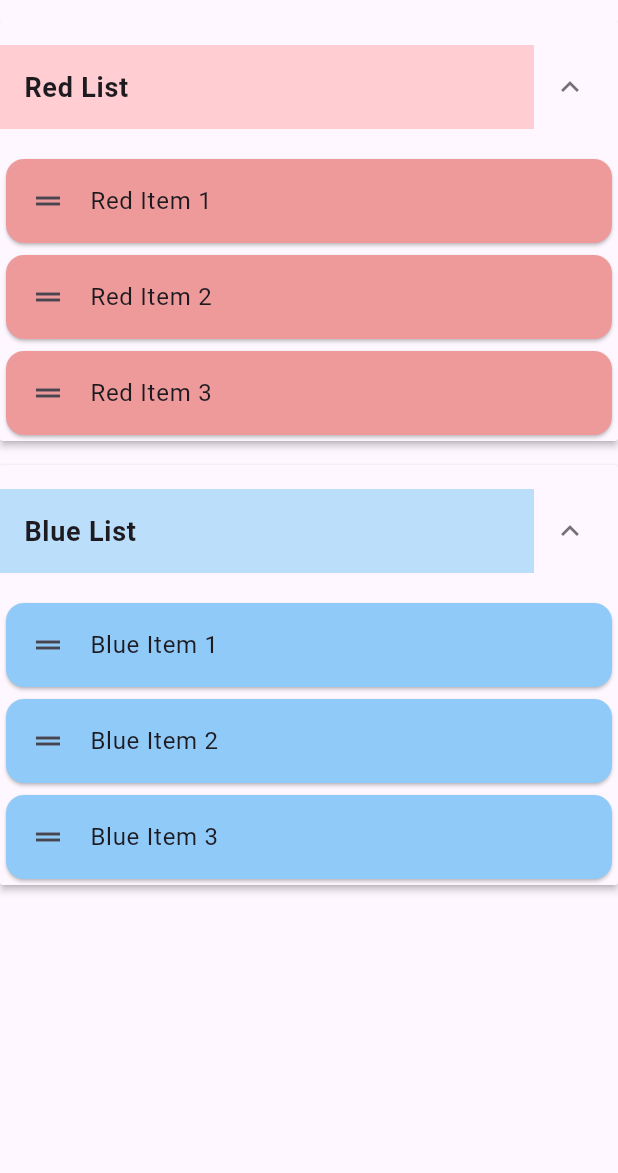
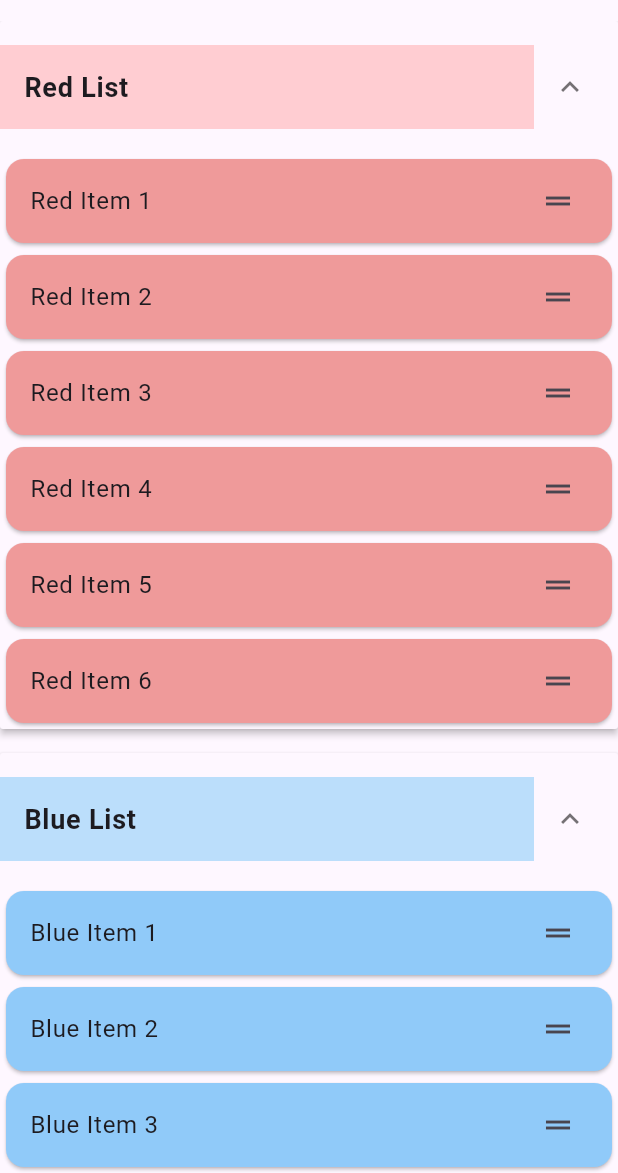
Before and after one commit to 404notphil/music-visualizer, a Flutter app: the screen it shows after launch, on a phone screen of 412 x 824 dp, the part 63-1236 px from its top. Run offline on Flutter 3.47's test engine with Material 3 defaults, Android fonts, the phone set to English and light mode, and no system bars; our stand-ins replace device_preview; generated files the repository leaves out were written again.

Commit message:
Trailing drag handle instead of leading, and longer lists to demo parent scroll.

```diff
--- a/lib/main.dart
+++ b/lib/main.dart
@@ -46,8 +46,8 @@ class NestedReorderableLists extends StatefulWidget {
 }
 
 class _NestedReorderableListsState extends State<NestedReorderableLists> {
-  final List<String> redItems = ['Red Item 1', 'Red Item 2', 'Red Item 3'];
-  final List<String> blueItems = ['Blue Item 1', 'Blue Item 2', 'Blue Item 3'];
+  final List<String> redItems = ['Red Item 1', 'Red Item 2', 'Red Item 3', 'Red Item 4', 'Red Item 5', 'Red Item 6'];
+  final List<String> blueItems = ['Blue Item 1', 'Blue Item 2', 'Blue Item 3', 'Blue Item 4', 'Blue Item 5', 'Blue Item 6'];
   bool isRedExpanded = true;
   bool isBlueExpanded = true;
 
@@ -127,7 +127,7 @@ class _NestedReorderableListsState extends State<NestedReorderableLists> {
       color: color,
       child: ListTile(
         title: Text(text),
-        leading: ReorderableDragStartListener(
+        trailing: ReorderableDragStartListener(
           index: int.parse(key.substring(key.length - 1)),
           child: const Icon(Icons.drag_handle),
         ),
```
